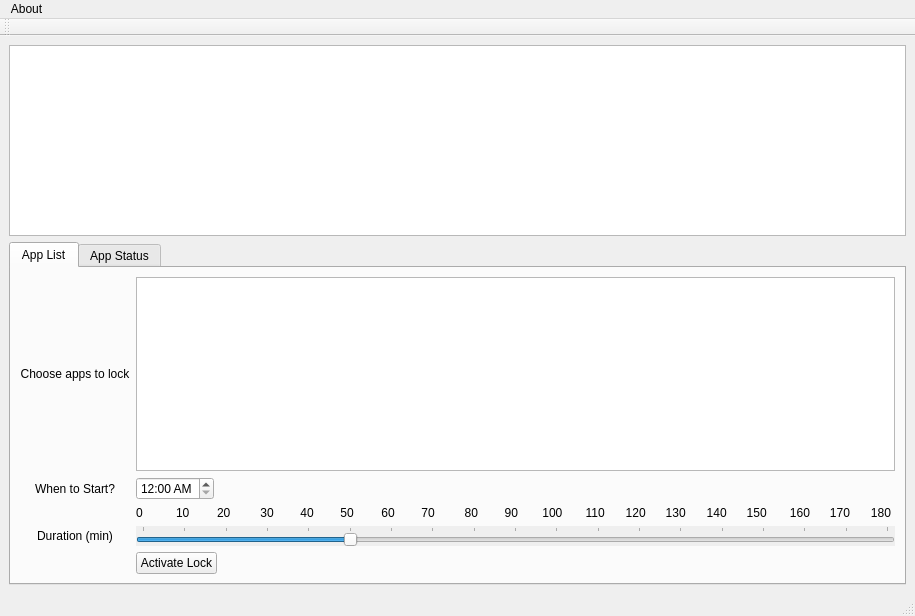
The window that resources/FocusUI.ui (PatrickDuong3001/FocusHelper) describes before a commit, drawn with Qt 5.
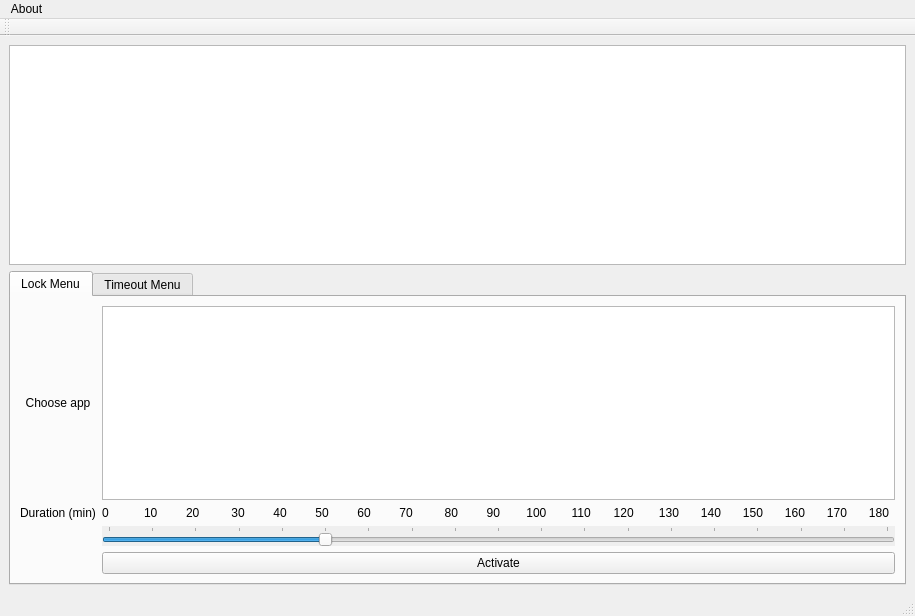
The same window after the commit. The open tabs and pages were chosen to show the change.

Commit message: now able to choose an app, and disable that app in the list after click on Activate button

Patch:
```diff
--- a/resources/FocusUI.ui
+++ b/resources/FocusUI.ui
@@ -51,82 +51,76 @@
         </property>
         <widget class="QWidget" name="tab">
          <attribute name="title">
-          <string>App List</string>
+          <string>Lock Menu</string>
          </attribute>
          <layout class="QGridLayout" name="gridLayout_2">
-          <item row="1" column="1">
-           <widget class="QDateTimeEdit" name="dateTime">
-            <property name="sizePolicy">
-             <sizepolicy hsizetype="Fixed" vsizetype="Fixed">
-              <horstretch>0</horstretch>
-              <verstretch>0</verstretch>
-             </sizepolicy>
-            </property>
-            <property name="cursor">
-             <cursorShape>PointingHandCursor</cursorShape>
-            </property>
-            <property name="displayFormat">
-             <string>h:mm AP</string>
-            </property>
-           </widget>
-          </item>
-          <item row="4" column="0">
-           <widget class="QLabel" name="label_3">
-            <property name="text">
-             <string>Duration (min)</string>
-            </property>
-            <property name="alignment">
-             <set>Qt::AlignCenter</set>
-            </property>
-           </widget>
-          </item>
-          <item row="1" column="0">
-           <widget class="QLabel" name="label_2">
-            <property name="text">
-             <string>When to Start?</string>
-            </property>
-            <property name="alignment">
-             <set>Qt::AlignCenter</set>
-            </property>
-           </widget>
-          </item>
-          <item row="0" column="1">
-           <widget class="QListView" name="listApps">
-            <property name="cursor" stdset="0">
-             <cursorShape>PointingHandCursor</cursorShape>
-            </property>
-            <property name="mouseTracking">
-             <bool>true</bool>
-            </property>
-           </widget>
-          </item>
-          <item row="5" column="1">
-           <widget class="QPushButton" name="lockActivate">
-            <property name="sizePolicy">
-             <sizepolicy hsizetype="Fixed" vsizetype="Fixed">
-              <horstretch>0</horstretch>
-              <verstretch>0</verstretch>
-             </sizepolicy>
-            </property>
-            <property name="cursor">
-             <cursorShape>PointingHandCursor</cursorShape>
-            </property>
-            <property name="text">
-             <string>Activate Lock</string>
-            </property>
-           </widget>
-          </item>
           <item row="0" column="0">
            <widget class="QLabel" name="label">
             <property name="text">
-             <string>Choose apps to lock</string>
+             <string>Choose app</string>
             </property>
             <property name="alignment">
              <set>Qt::AlignCenter</set>
             </property>
            </widget>
           </item>
-          <item row="3" column="1">
+          <item row="4" column="2">
+           <widget class="QSlider" name="durationSetter">
+            <property name="sizePolicy">
+             <sizepolicy hsizetype="Minimum" vsizetype="Fixed">
+              <horstretch>0</horstretch>
+              <verstretch>0</verstretch>
+             </sizepolicy>
+            </property>
+            <property name="cursor">
+             <cursorShape>PointingHandCursor</cursorShape>
+            </property>
+            <property name="autoFillBackground">
+             <bool>true</bool>
+            </property>
+            <property name="inputMethodHints">
+             <set>Qt::ImhNone</set>
+            </property>
+            <property name="maximum">
+             <number>18</number>
+            </property>
+            <property name="singleStep">
+             <number>1</number>
+            </property>
+            <property name="value">
+             <number>5</number>
+            </property>
+            <property name="sliderPosition">
+             <number>5</number>
+            </property>
+            <property name="tracking">
+             <bool>true</bool>
+            </property>
+            <property name="orientation">
+             <enum>Qt::Horizontal</enum>
+            </property>
+            <property name="tickPosition">
+             <enum>QSlider::TicksAbove</enum>
+            </property>
+           </widget>
+          </item>
+          <item row="5" column="2">
+           <widget class="QPushButton" name="activate1">
+            <property name="sizePolicy">
+             <sizepolicy hsizetype="Minimum" vsizetype="Fixed">
+              <horstretch>0</horstretch>
+              <verstretch>0</verstretch>
+             </sizepolicy>
+            </property>
+            <property name="cursor">
+             <cursorShape>PointingHandCursor</cursorShape>
+            </property>
+            <property name="text">
+             <string>Activate</string>
+            </property>
+           </widget>
+          </item>
+          <item row="3" column="2">
            <layout class="QHBoxLayout" name="horizontalLayout">
             <item>
              <widget class="QLabel" name="label_9">
@@ -222,21 +216,21 @@
             <item>
              <widget class="QLabel" name="label_18">
               <property name="text">
-               <string>  130</string>
+               <string>   130</string>
               </property>
              </widget>
             </item>
             <item>
              <widget class="QLabel" name="label_23">
               <property name="text">
-               <string>  140</string>
+               <string>   140</string>
               </property>
              </widget>
             </item>
             <item>
              <widget class="QLabel" name="label_21">
               <property name="text">
-               <string>  150</string>
+               <string>   150</string>
               </property>
              </widget>
             </item>
@@ -263,43 +257,20 @@
             </item>
            </layout>
           </item>
-          <item row="4" column="1">
-           <widget class="QSlider" name="durationSetter">
-            <property name="sizePolicy">
-             <sizepolicy hsizetype="Minimum" vsizetype="Fixed">
-              <horstretch>0</horstretch>
-              <verstretch>0</verstretch>
-             </sizepolicy>
+          <item row="3" column="0">
+           <widget class="QLabel" name="label_2">
+            <property name="text">
+             <string>Duration (min)</string>
             </property>
-            <property name="cursor">
-             <cursorShape>PointingHandCursor</cursorShape>
+            <property name="alignment">
+             <set>Qt::AlignCenter</set>
             </property>
-            <property name="autoFillBackground">
-             <bool>true</bool>
-            </property>
-            <property name="inputMethodHints">
-             <set>Qt::ImhNone</set>
-            </property>
-            <property name="maximum">
-             <number>18</number>
-            </property>
-            <property name="singleStep">
-             <number>1</number>
-            </property>
-            <property name="value">
-             <number>5</number>
-            </property>
-            <property name="sliderPosition">
-             <number>5</number>
-            </property>
-            <property name="tracking">
-             <bool>true</bool>
-            </property>
-            <property name="orientation">
-             <enum>Qt::Horizontal</enum>
-            </property>
-            <property name="tickPosition">
-             <enum>QSlider::TicksAbove</enum>
+           </widget>
+          </item>
+          <item row="0" column="2">
+           <widget class="QListWidget" name="listApps">
+            <property name="viewMode">
+             <enum>QListView::ListMode</enum>
             </property>
            </widget>
           </item>
@@ -307,11 +278,39 @@
         </widget>
         <widget class="QWidget" name="tab_2">
          <attribute name="title">
-          <string>App Status</string>
+          <string>Timeout Menu</string>
          </attribute>
-         <layout class="QVBoxLayout" name="verticalLayout_3">
-          <item>
-           <widget class="QListWidget" name="listStatus"/>
+         <layout class="QGridLayout" name="gridLayout">
+          <item row="0" column="0">
+           <widget class="QLabel" name="label_4">
+            <property name="text">
+             <string>Choose app</string>
+            </property>
+           </widget>
+          </item>
+          <item row="1" column="0">
+           <widget class="QLabel" name="label_3">
+            <property name="text">
+             <string>When to close? </string>
+            </property>
+           </widget>
+          </item>
+          <item row="2" column="2">
+           <widget class="QPushButton" name="activate2">
+            <property name="text">
+             <string>Activate</string>
+            </property>
+           </widget>
+          </item>
+          <item row="1" column="2">
+           <widget class="QTimeEdit" name="dateTime">
+            <property name="displayFormat">
+             <string>hh:mm AP</string>
+            </property>
+           </widget>
+          </item>
+          <item row="0" column="2">
+           <widget class="QListWidget" name="listApps2"/>
           </item>
          </layout>
         </widget>
```
Left out of the diff: 2 changed lines with no effect on the pictures. The commit also changes 3 other files.
